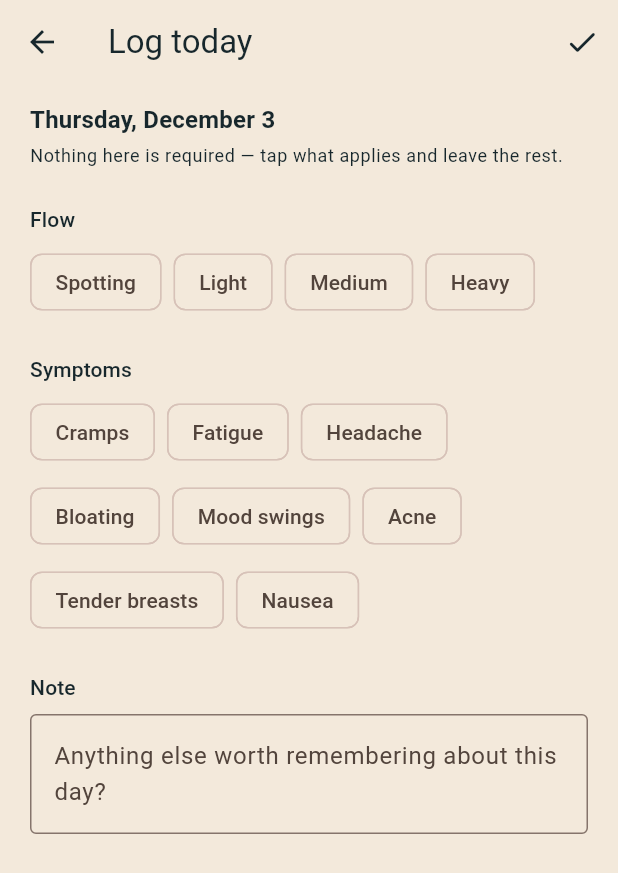
After one commit to Health-Flare/InnerFlare, a Flutter app: the screen it shows after launch, after a tap on "Log today", on a phone screen of 412 x 824 dp. The commit adds this screen. Shown: the top 873 px of the screen. Run offline on Flutter 3.47's test engine with Material 3 defaults, Android fonts, the phone set to English and light mode, and no system bars; our stand-ins replace flutter_riverpod, flutter_secure_storage, local_auth, riverpod, riverpod_annotation, sqflite_common and 1 more; accounts and stored records are empty; generated files the repository leaves out were written again.

Commit message:
Add previous day entry

```diff
--- /dev/null
+++ b/lib/core/providers/cycle_day_log_entry_provider.dart
@@ -0,0 +1,31 @@
+import 'package:inner_flare/core/providers/cycle_day_log_repository_provider.dart';
+import 'package:inner_flare/models/cycle_day_log.dart';
+import 'package:riverpod_annotation/riverpod_annotation.dart';
+
+part 'cycle_day_log_entry_provider.g.dart';
+
+/// The saved entry (if any) for a single date — backs the log-entry
+/// screen for today or any prior day (docs/features/log.feature,
+/// "Back-logging a missed day is exactly as fast as logging today").
+///
+/// [date] must be date-only (no time-of-day component) so the same
+/// calendar day always resolves to the same provider instance.
+@riverpod
+class CycleDayLogEntry extends _$CycleDayLogEntry {
+  @override
+  Future<CycleDayLog?> build(DateTime date) async {
+    final repository = await ref.watch(cycleDayLogRepositoryProvider.future);
+    return repository.getByDate(date);
+  }
+
+  /// Persists [log], replacing any existing entry for [date] — the
+  /// repository upserts by date, so there is only ever one row per date
+  /// (docs/features/log.feature, "Editing an existing day's log").
+  Future<void> save(CycleDayLog log) async {
+    state = const AsyncLoading<CycleDayLog?>().copyWithPrevious(state);
+    state = await AsyncValue.guard(() async {
+      final repository = await ref.read(cycleDayLogRepositoryProvider.future);
+      return repository.save(log);
+    });
+  }
+}
--- a/lib/core/providers/today_log_provider.dart
+++ b/lib/core/providers/today_log_provider.dart
@@ -1,32 +1,17 @@
-import 'package:inner_flare/core/providers/cycle_day_log_repository_provider.dart';
+import 'package:inner_flare/core/providers/cycle_day_log_entry_provider.dart';
 import 'package:inner_flare/core/providers/now_provider.dart';
 import 'package:inner_flare/models/cycle_day_log.dart';
+import 'package:riverpod/riverpod.dart';
 import 'package:riverpod_annotation/riverpod_annotation.dart';
 
 part 'today_log_provider.g.dart';
 
-/// Whether — and how — today has been logged. Backs the dashboard's
+/// Whether — and how — today has been logged. A thin wrapper over
+/// [cycleDayLogEntryProvider] for today's date; backs the dashboard's
 /// persistent "log today" entry point (docs/features/log.feature).
 @riverpod
-class TodayLog extends _$TodayLog {
-  @override
-  Future<CycleDayLog?> build() async {
-    final repository = await ref.watch(cycleDayLogRepositoryProvider.future);
-    final now = ref.watch(nowProvider);
-    return repository.getByDate(now());
-  }
-
-  /// Confirms today with zero required input — a tap-and-done entry with
-  /// no period flow, no symptoms, and no note. Saving a second time for
-  /// the same day is a no-op: there is only ever one row per date, and
-  /// this entry point never overwrites data a real edit flow later adds.
-  Future<void> logToday() async {
-    state = const AsyncLoading<CycleDayLog?>().copyWithPrevious(state);
-    state = await AsyncValue.guard(() async {
-      final repository = await ref.read(cycleDayLogRepositoryProvider.future);
-      final now = ref.read(nowProvider)();
-      final existing = await repository.getByDate(now);
-      return existing ?? await repository.save(CycleDayLog(date: now));
-    });
-  }
+Future<CycleDayLog?> todayLog(Ref ref) async {
+  final now = ref.watch(nowProvider)();
+  final today = DateTime(now.year, now.month, now.day);
+  return ref.watch(cycleDayLogEntryProvider(today).future);
 }
--- a/lib/features/dashboard/screens/dashboard_screen.dart
+++ b/lib/features/dashboard/screens/dashboard_screen.dart
@@ -9,6 +9,7 @@ import 'package:inner_flare/features/dashboard/widgets/data_preview_card.dart';
 import 'package:inner_flare/features/dashboard/widgets/log_today_hero_card.dart';
 import 'package:inner_flare/features/dashboard/widgets/privacy_reassurance_card.dart';
 import 'package:inner_flare/features/dashboard/widgets/unlock_error_banner.dart';
+import 'package:inner_flare/features/log/screens/log_entry_screen.dart';
 
 /// The dashboard's welcoming first impression. The "log today" entry point
 /// is wired to the real, encrypted on-device database (see
@@ -28,23 +29,60 @@ class DashboardScreen extends ConsumerWidget {
       ..showSnackBar(SnackBar(content: Text(message)));
   }
 
-  Future<void> _logToday(BuildContext context, WidgetRef ref) async {
-    await ref.read(todayLogProvider.notifier).logToday();
+  /// Opens the single-screen log UI for [date] — whether that day is
+  /// unlogged (starting blank) or already has an entry (pre-filled for
+  /// editing). The screen itself persists every change; this only shows
+  /// a confirmation once the user is done (docs/features/log.feature).
+  Future<void> _openLogEntry(
+    BuildContext context,
+    WidgetRef ref,
+    DateTime date,
+  ) async {
+    final isToday = _isSameDate(date, ref.read(nowProvider)());
+    final repository = await ref.read(cycleDayLogRepositoryProvider.future);
+    final existing = await repository.getByDate(date);
     if (!context.mounted) return;
 
-    final messenger = ScaffoldMessenger.of(context)..hideCurrentSnackBar();
-    final result = ref.read(todayLogProvider);
-    if (result.hasError) {
-      debugPrint('Log today failed: ${result.error}\n${result.stackTrace}');
-    }
-    messenger.showSnackBar(
-      SnackBar(
-        content: Text(
-          result.hasError
-              ? "Couldn't save: ${result.error}"
-              : 'Logged today.',
-        ),
+    final saved = await Navigator.of(context).push<bool>(
+      MaterialPageRoute(
+        builder: (_) => LogEntryScreen(date: date, initialLog: existing),
       ),
+    );
+    if (!context.mounted || saved != true) return;
+
+    ScaffoldMessenger.of(context)
+      ..hideCurrentSnackBar()
+      ..showSnackBar(
+        SnackBar(content: Text(isToday ? 'Logged today.' : 'Saved that day.')),
+      );
+  }
+
+  bool _isSameDate(DateTime a, DateTime b) {
+    return a.year == b.year && a.month == b.month && a.day == b.day;
+  }
+
+  /// Lets the user pick any past day to add to or edit — the interim way
+  /// to reach back-logging until a full calendar view exists (see
+  /// docs/features/log.feature, "Back-logging a missed day is exactly as
+  /// fast as logging today").
+  Future<void> _backLogPreviousDay(
+    BuildContext context,
+    WidgetRef ref,
+    DateTime today,
+  ) async {
+    final picked = await showDatePicker(
+      context: context,
+      initialDate: today,
+      firstDate: today.subtract(const Duration(days: 730)),
+      lastDate: today,
+      helpText: 'Log a previous day',
+    );
+    if (picked == null || !context.mounted) return;
+
+    await _openLogEntry(
+      context,
+      ref,
+      DateTime(picked.year, picked.month, picked.day),
     );
   }
 
@@ -57,8 +95,9 @@ class DashboardScreen extends ConsumerWidget {
 
   @override
   Widget build(BuildContext context, WidgetRef ref) {
-    final now = ref.watch(nowProvider);
-    final greeting = greetingForHour(now().hour);
+    final now = ref.watch(nowProvider)();
+    final today = DateTime(now.year, now.month, now.day);
+    final greeting = greetingForHour(now.hour);
     final todayLog = ref.watch(todayLogProvider);
     final isLoggedToday = todayLog.valueOrNull != null;
     final isBusy = todayLog.isLoading;
@@ -108,12 +147,15 @@ class DashboardScreen extends ConsumerWidget {
             LogTodayHeroCard(
               isLoggedToday: isLoggedToday,
               isBusy: isBusy,
-              onLogToday: isLoggedToday
-                  ? () => _showComingSoon(
-                      context,
-                      'Editing today\'s details is coming soon.',
-                    )
-                  : () => _logToday(context, ref),
+              onLogToday: () => _openLogEntry(context, ref, today),
+            ),
+            Align(
+              alignment: Alignment.centerLeft,
+              child: TextButton.icon(
+                onPressed: () => _backLogPreviousDay(context, ref, today),
+                icon: const Icon(Icons.history_rounded, size: 18),
+                label: const Text('Log a previous day'),
+              ),
             ),
             if (todayLog.hasError) ...[
               const SizedBox(height: 12),
@@ -151,14 +193,7 @@ class DashboardScreen extends ConsumerWidget {
         ),
       ),
       floatingActionButton: FloatingActionButton.extended(
-        onPressed: isBusy
-            ? null
-            : (isLoggedToday
-                  ? () => _showComingSoon(
-                      context,
-                      'Editing today\'s details is coming soon.',
-                    )
-                  : () => _logToday(context, ref)),
+        onPressed: isBusy ? null : () => _openLogEntry(context, ref, today),
         icon: Icon(isLoggedToday ? Icons.check_rounded : Icons.add_rounded),
         label: const Text('Log today'),
       ),
--- /dev/null
+++ b/lib/features/log/screens/log_entry_screen.dart
@@ -0,0 +1,198 @@
+import 'package:flutter/material.dart';
+import 'package:flutter_riverpod/flutter_riverpod.dart';
+import 'package:inner_flare/core/providers/cycle_day_log_entry_provider.dart';
+import 'package:inner_flare/core/providers/now_provider.dart';
+import 'package:inner_flare/features/log/widgets/flow_selector.dart';
+import 'package:inner_flare/features/log/widgets/symptom_selector.dart';
+import 'package:inner_flare/models/cycle_day_log.dart';
+import 'package:inner_flare/models/period_flow.dart';
+import 'package:inner_flare/models/symptom.dart';
+
+/// The single-screen log UI for [date] — today or any prior day
+/// (docs/features/log.feature). No field is required to save — flow,
+/// symptoms, and the note all persist as they're changed, so tapping
+/// "Done" with nothing touched still confirms an empty entry.
+///
+/// If [date] already has an entry, pass it as [initialLog] to pre-fill
+/// every field — the caller fetches it (rather than this screen reading
+/// provider state itself) so there's no dependency on some other widget
+/// having already resolved that date's provider first. Further changes
+/// update that same row rather than creating a new one — the repository
+/// upserts by date (docs/features/log.feature, "Editing an existing
+/// day's log" and "Back-logging a missed day is exactly as fast as
+/// logging today").
+class LogEntryScreen extends ConsumerStatefulWidget {
+  const LogEntryScreen({super.key, required this.date, this.initialLog});
+
+  /// Date-only (no time-of-day component) — the day being logged.
+  final DateTime date;
+
+  /// The existing entry for [date], if any, already fetched by the
+  /// caller.
+  final CycleDayLog? initialLog;
+
+  @override
+  ConsumerState<LogEntryScreen> createState() => _LogEntryScreenState();
+}
+
+class _LogEntryScreenState extends ConsumerState<LogEntryScreen> {
+  late PeriodFlow? _flow;
+  late Set<Symptom> _symptoms;
+  late final TextEditingController _noteController;
+  bool _saveFailed = false;
+
+  @override
+  void initState() {
+    super.initState();
+    final existing = widget.initialLog;
+    _flow = existing?.periodFlow;
+    _symptoms = Set.of(existing?.symptoms ?? const {});
+    _noteController = TextEditingController(text: existing?.note ?? '');
+  }
+
+  @override
+  void dispose() {
+    _noteController.dispose();
+    super.dispose();
+  }
+
+  CycleDayLog _currentLog() {
+    final note = _noteController.text.trim();
+    return CycleDayLog(
+      date: widget.date,
+      periodFlow: _flow,
+      symptoms: _symptoms,
+      note: note.isEmpty ? null : note,
+    );
+  }
+
+  Future<bool> _persist() async {
+    try {
+      await ref
+          .read(cycleDayLogEntryProvider(widget.date).notifier)
+          .save(_currentLog());
+      if (mounted) setState(() => _saveFailed = false);
+      return true;
+    } catch (_) {
+      if (mounted) setState(() => _saveFailed = true);
+      return false;
+    }
+  }
+
+  Future<void> _onFlowChanged(PeriodFlow? flow) async {
+    setState(() => _flow = flow);
+    await _persist();
+  }
+
+  Future<void> _onSymptomsChanged(Set<Symptom> symptoms) async {
+    setState(() => _symptoms = symptoms);
+    await _persist();
+  }
+
+  Future<void> _confirmAndClose() async {
+    final saved = await _persist();
+    if (!mounted) return;
+    Navigator.of(context).pop(saved);
+  }
+
+  bool _isToday(DateTime now) {
+    return widget.date.year == now.year &&
+        widget.date.month == now.month &&
+        widget.date.day == now.day;
+  }
+
+  @override
+  Widget build(BuildContext context) {
+    final now = ref.watch(nowProvider)();
+    final isToday = _isToday(now);
+    return Scaffold(
+      appBar: AppBar(
+        title: Text(isToday ? 'Log today' : 'Edit a previous day'),
+        actions: [
+          IconButton(
+            tooltip: 'Done',
+            icon: const Icon(Icons.check_rounded),
+            onPressed: _confirmAndClose,
+          ),
+        ],
+      ),
+      body: SafeArea(
+        child: ListView(
+          padding: const EdgeInsets.fromLTRB(20, 12, 20, 32),
+          children: [
+            Text(
+              _formatDate(widget.date),
+              style: Theme.of(
+                context,
+              ).textTheme.titleMedium?.copyWith(fontWeight: FontWeight.w600),
+            ),
+            const SizedBox(height: 4),
+            Text(
+              'Nothing here is required — tap what applies and leave the '
+              'rest.',
+              style: Theme.of(context).textTheme.bodySmall,
+            ),
+            const SizedBox(height: 24),
+            Text('Flow', style: Theme.of(context).textTheme.titleSmall),
+            const SizedBox(height: 8),
+            FlowSelector(selected: _flow, onChanged: _onFlowChanged),
+            const SizedBox(height: 24),
+            Text('Symptoms', style: Theme.of(context).textTheme.titleSmall),
+            const SizedBox(height: 8),
+            SymptomSelector(selected: _symptoms, onChanged: _onSymptomsChanged),
+            const SizedBox(height: 24),
+            Text('Note', style: Theme.of(context).textTheme.titleSmall),
+            const SizedBox(height: 8),
+            TextField(
+              controller: _noteController,
+              minLines: 2,
+              maxLines: 5,
+              decoration: const InputDecoration(
+                hintText: 'Anything else worth remembering about this day?',
+                border: OutlineInputBorder(),
+              ),
+              onChanged: (_) => _persist(),
+            ),
+            if (_saveFailed) ...[
+              const SizedBox(height: 16),
+              Text(
+                "Couldn't save. Try again.",
+                style: TextStyle(color: Theme.of(context).colorScheme.error),
+              ),
+            ],
+          ],
+        ),
+      ),
+    );
+  }
+
+  static const _weekdays = [
+    'Monday',
+    'Tuesday',
+    'Wednesday',
+    'Thursday',
+    'Friday',
+    'Saturday',
+    'Sunday',
+  ];
+
+  static const _months = [
+    'January',
+    'February',
+    'March',
+    'April',
+    'May',
+    'June',
+    'July',
+    'August',
+    'September',
+    'October',
+    'November',
+    'December',
+  ];
+
+  String _formatDate(DateTime date) {
+    return '${_weekdays[date.weekday - 1]}, ${_months[date.month - 1]} '
+        '${date.day}';
+  }
+}
--- /dev/null
+++ b/lib/features/log/widgets/flow_selector.dart
@@ -0,0 +1,51 @@
+import 'package:flutter/material.dart';
+import 'package:inner_flare/core/theme/app_theme.dart';
+import 'package:inner_flare/models/period_flow.dart';
+
+/// Single-tap chips for choosing the day's period flow. Tapping the
+/// already-selected chip clears it — flow is optional, never required
+/// (see docs/features/log.feature).
+class FlowSelector extends StatelessWidget {
+  const FlowSelector({
+    super.key,
+    required this.selected,
+    required this.onChanged,
+  });
+
+  final PeriodFlow? selected;
+  final ValueChanged<PeriodFlow?> onChanged;
+
+  @override
+  Widget build(BuildContext context) {
+    return Wrap(
+      spacing: 8,
+      runSpacing: 8,
+      children: [
+        for (final flow in PeriodFlow.values)
+          ChoiceChip(
+            label: Text(_label(flow)),
+            selected: selected == flow,
+            onSelected: (isSelected) => onChanged(isSelected ? flow : null),
+            selectedColor: AppColors.emberOrange,
+            labelStyle: TextStyle(
+              color: selected == flow ? Colors.white : null,
+              fontWeight: selected == flow ? FontWeight.w600 : null,
+            ),
+          ),
+      ],
+    );
+  }
+
+  String _label(PeriodFlow flow) {
+    switch (flow) {
+      case PeriodFlow.spotting:
+        return 'Spotting';
+      case PeriodFlow.light:
+        return 'Light';
+      case PeriodFlow.medium:
+        return 'Medium';
+      case PeriodFlow.heavy:
+        return 'Heavy';
+    }
+  }
+}
--- /dev/null
+++ b/lib/features/log/widgets/symptom_selector.dart
@@ -0,0 +1,66 @@
+import 'package:flutter/material.dart';
+import 'package:inner_flare/core/theme/app_theme.dart';
+import 'package:inner_flare/models/symptom.dart';
+
+/// Multi-select toggle chips for the day's symptoms. Tapping a selected
+/// chip again removes it from the set (see docs/features/log.feature).
+class SymptomSelector extends StatelessWidget {
+  const SymptomSelector({
+    super.key,
+    required this.selected,
+    required this.onChanged,
+  });
+
+  final Set<Symptom> selected;
+  final ValueChanged<Set<Symptom>> onChanged;
+
+  @override
+  Widget build(BuildContext context) {
+    return Wrap(
+      spacing: 8,
+      runSpacing: 8,
+      children: [
+        for (final symptom in Symptom.values)
+          FilterChip(
+            label: Text(_label(symptom)),
+            selected: selected.contains(symptom),
+            onSelected: (isSelected) {
+              final next = Set<Symptom>.of(selected);
+              if (isSelected) {
+                next.add(symptom);
+              } else {
+                next.remove(symptom);
+              }
+              onChanged(next);
+            },
+            selectedColor: AppColors.deepTeal,
+            labelStyle: TextStyle(
+              color: selected.contains(symptom) ? Colors.white : null,
+              fontWeight: selected.contains(symptom) ? FontWeight.w600 : null,
+            ),
+          ),
+      ],
+    );
+  }
+
+  String _label(Symptom symptom) {
+    switch (symptom) {
+      case Symptom.cramps:
+        return 'Cramps';
+      case Symptom.fatigue:
+        return 'Fatigue';
+      case Symptom.headache:
+        return 'Headache';
+      case Symptom.bloating:
+        return 'Bloating';
+      case Symptom.moodSwings:
+        return 'Mood swings';
+      case Symptom.acne:
+        return 'Acne';
+      case Symptom.tenderBreasts:
+        return 'Tender breasts';
+      case Symptom.nausea:
+        return 'Nausea';
+    }
+  }
+}
```
Also changed, not shown: lib/core/providers/cycle_day_log_entry_provider.g.dart (added), lib/core/providers/today_log_provider.g.dart, 1 other file.
